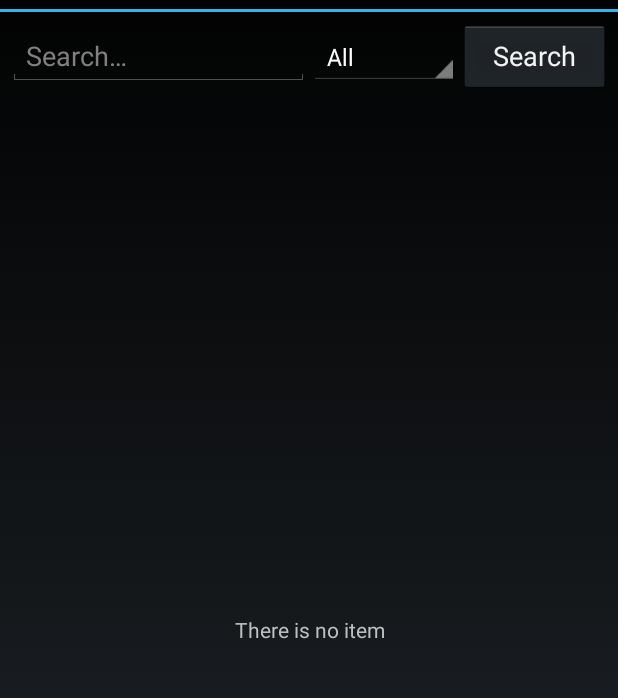
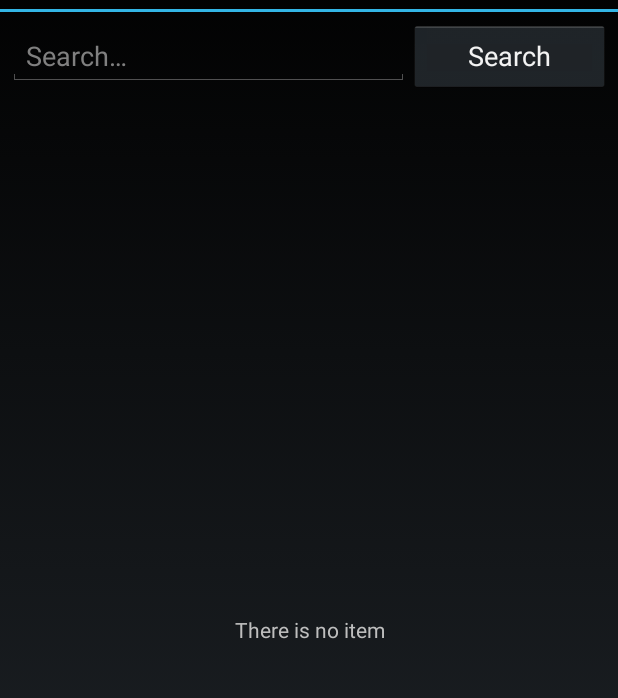
Before and after one commit to manishPatwari/MovieApp, an Android app: the screen it shows after launch (MainActivity), on a phone screen of 412 x 824 dp, the part 60-758 px from its top. Run offline under Robolectric (Android 15) with nearby library versions, the phone set to English and light mode, and no system bars; our stand-ins replace Volley; 2 statements that could not run were skipped.

Commit message:
Removed Type drop-down and updated app-icon

```diff
--- a/app/src/main/AndroidManifest.xml
+++ b/app/src/main/AndroidManifest.xml
@@ -6,7 +6,7 @@
 
     <application
         android:allowBackup="true"
-        android:icon="@mipmap/ic_launcher"
+        android:icon="@mipmap/app_icon"
         android:label="@string/app_name"
         android:theme="@android:style/Theme.Holo" >
         <activity
--- a/app/src/main/java/movies/flipkart/com/movies/MainActivity.java
+++ b/app/src/main/java/movies/flipkart/com/movies/MainActivity.java
@@ -28,8 +28,7 @@ public class MainActivity extends Activity {
     private ProgressDialog mProgressDialog;
     private MovieCtrl movieCtrl;
     private MovieListAdapter movieListAdapter;
-    private Spinner spinner_type;
-    private  HashMap<String,String> tyepMap;
+
 
     @Override
     protected void onCreate(Bundle savedInstanceState) {
@@ -83,17 +82,7 @@ public class MainActivity extends Activity {
             }
         });
 
-        String[] type_name = getResources().getStringArray(R.array.types_name);
-        String[] type_id = getResources().getStringArray(R.array.types_id);
-        tyepMap = new HashMap<String, String>();
-        for (int i = 0; i < type_name.length; i++)
-        {
-            tyepMap.put(type_name[i],type_id[i]);
-        }
 
-        spinner_type = (Spinner)findViewById(R.id.type);
-        ArrayAdapter<String> typeAdapter = new ArrayAdapter<String>(this,android.R.layout.simple_spinner_item,type_name);
-        spinner_type.setAdapter(typeAdapter);
     }
 
     public void handleSearchClick(View view)
@@ -102,9 +91,8 @@ public class MainActivity extends Activity {
         if(searchQuery != null && searchQuery.trim().length() > 0)
         {
             mProgressDialog.show();
-            String typeValue = tyepMap.get(spinner_type.getSelectedItem().toString());
             movieCtrl.clear();
-            movieCtrl.getMovies(searchQuery, typeValue);
+            movieCtrl.getMovies(searchQuery);
         }
     }
 
--- a/app/src/main/java/movies/flipkart/com/movies/controller/MovieCtrl.java
+++ b/app/src/main/java/movies/flipkart/com/movies/controller/MovieCtrl.java
@@ -43,9 +43,9 @@ public class MovieCtrl {
         this.moviesListListeners = moviesListListeners;
         return instance;
     }
-    public void getMovies(final String searchQuery,String type){
+    public void getMovies(final String searchQuery){
 
-        MovieRequest.getMovies(searchQuery, type,new Response.Listener<String>() {
+        MovieRequest.getMovies(searchQuery,new Response.Listener<String>() {
             @Override
             public void onResponse(String response) {
               if(!response.contains("Error")) {
--- a/app/src/main/java/movies/flipkart/com/movies/network/MovieRequest.java
+++ b/app/src/main/java/movies/flipkart/com/movies/network/MovieRequest.java
@@ -14,8 +14,8 @@ public class MovieRequest {
 
     private MovieRequest(){};
 
-    public static void getMovies(String searchQuery,String type,Response.Listener onSuccess , Response.ErrorListener onError){
-        StringRequest request = new StringRequest(Request.Method.GET,baseURL+"s="+searchQuery+"&type="+type+movieListURL,onSuccess,onError);
+    public static void getMovies(String searchQuery,Response.Listener onSuccess , Response.ErrorListener onError){
+        StringRequest request = new StringRequest(Request.Method.GET,baseURL+"s="+searchQuery+movieListURL,onSuccess,onError);
         NetworkRequestQueue.getInstance().addToRequestQueue(request);
     }
 
--- a/app/src/main/res/layout/activity_main.xml
+++ b/app/src/main/res/layout/activity_main.xml
@@ -18,11 +18,6 @@
             android:layout_weight="2"
             android:id="@+id/txt_query"
             android:hint="@string/abc_search_hint"/>
-        <Spinner
-            android:layout_width="0dp"
-            android:layout_height="wrap_content"
-            android:layout_weight="1"
-            android:id="@+id/type"></Spinner>
         <Button
             android:layout_width="0dp"
             android:layout_height="wrap_content"
--- a/app/src/main/res/values/strings.xml
+++ b/app/src/main/res/values/strings.xml
@@ -6,18 +6,5 @@
     <string name="action_settings">Settings</string>
     <string name="title_activity_movie_detail">MovieDetailActivity</string>
     <string name="empty_list">There is no item</string>
-    <string-array name="types_name">
-        <item>All</item>
-        <item>Movie</item>
-        <item>Series</item>
-    </string-array>
-
-    <string-array name="types_id">
-        <item></item>
-        <item>movie</item>
-        <item>series</item>
-    </string-array>
     <string name="title_activity_main_activity2">MainActivity2Activity</string>
-
-    <string name="hello_world">Hello world!</string>
 </resources>
```
Also changed, not shown: app/src/main/res/mipmap-mdpi/app_icon.png (added).
